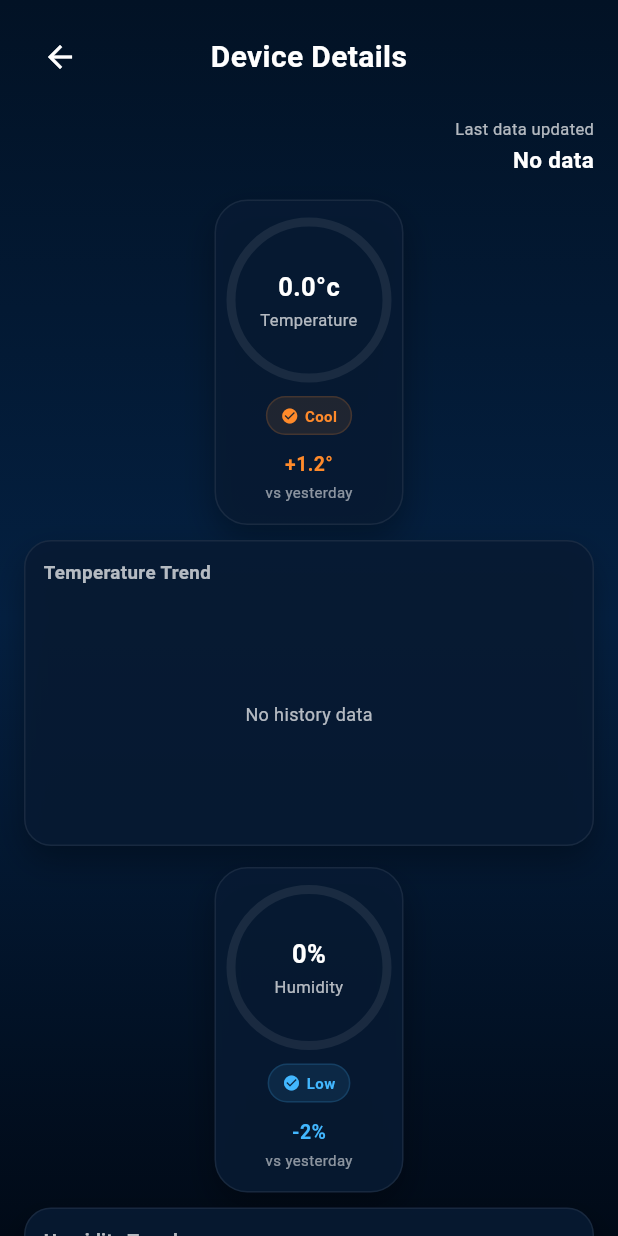
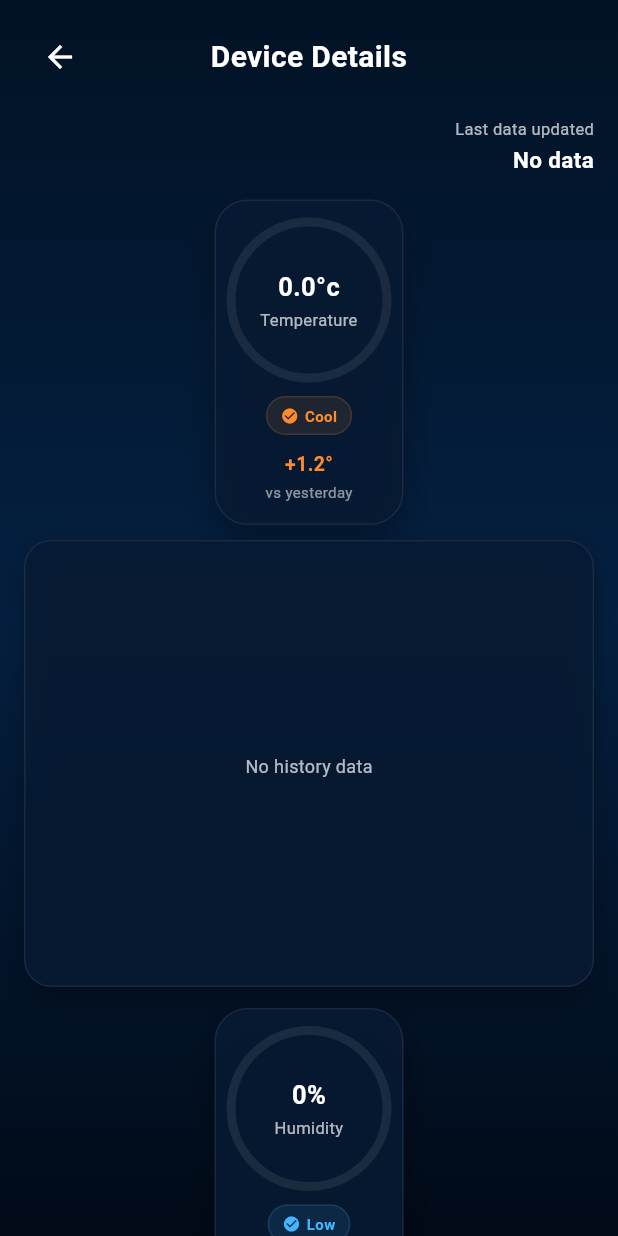
Before and after one commit to akhil7challa/SmartAgriculture_Monitoring, a Flutter app: the DeviceDetailsScreen screen opened directly with empty values, on a phone screen of 412 x 824 dp. Run offline on Flutter 3.47's test engine with Material 3 defaults, Android fonts, the phone set to English and light mode, and no system bars; our stand-ins replace firebase_core, firebase_database, fl_chart; accounts and stored records are empty.

Commit message:
- Increased height of graphs - Added axis values in graph and also added tooltip of value nad date & time

```diff
--- a/lib/features/devices/device_details_screen.dart
+++ b/lib/features/devices/device_details_screen.dart
@@ -329,6 +329,7 @@ class _DeviceDetailsScreenState extends State<DeviceDetailsScreen> {
     required String title,
     required Color color,
     required List<double> values,
+    required List<DateTime> timestamps,
   }) {
     final spots = values.asMap().entries.map((entry) {
       return FlSpot(entry.key.toDouble(), entry.value);
@@ -341,22 +342,14 @@ class _DeviceDetailsScreenState extends State<DeviceDetailsScreen> {
     final adjustedMinY = maxY == minY ? minY - 1 : minY;
 
     return _glassPanel(
-      padding: const EdgeInsets.all(12),
+      padding: const EdgeInsets.all(16),
       radius: BorderRadius.circular(18),
       child: Column(
         crossAxisAlignment: CrossAxisAlignment.start,
         children: [
-          Text(
-            title,
-            style: const TextStyle(
-              color: Colors.white70,
-              fontSize: 12.5,
-              fontWeight: FontWeight.w600,
-            ),
-          ),
-          const SizedBox(height: 10),
+          const SizedBox(height: 4),
           SizedBox(
-            height: 150,
+            height: 260,
             child: values.isEmpty
                 ? const Center(
                     child: Text(
@@ -370,6 +363,39 @@ class _DeviceDetailsScreenState extends State<DeviceDetailsScreen> {
                       maxX: (values.length - 1).toDouble(),
                       minY: adjustedMinY,
                       maxY: adjustedMaxY,
+
+                      // ADD THIS BLOCK
+                      lineTouchData: LineTouchData(
+                        touchTooltipData: LineTouchTooltipData(
+                          getTooltipItems: (touchedSpots) {
+                            return touchedSpots.map((spot) {
+                              final index = spot.x.toInt();
+
+                              if (index >= timestamps.length) {
+                                return null;
+                              }
+
+                              final time = timestamps[index];
+
+                              final date =
+                                  "${time.year}-${time.month.toString().padLeft(2, '0')}-${time.day.toString().padLeft(2, '0')}";
+
+                              final clock =
+                                  "${time.hour.toString().padLeft(2, '0')}:${time.minute.toString().padLeft(2, '0')}";
+
+                              return LineTooltipItem(
+                                "${spot.y.toStringAsFixed(1)}\n$date $clock",
+                                const TextStyle(
+                                  color: Colors.white,
+                                  fontSize: 12,
+                                  fontWeight: FontWeight.w600,
+                                ),
+                              );
+                            }).toList();
+                          },
+                        ),
+                      ),
+
                       gridData: FlGridData(
                         show: true,
                         drawVerticalLine: false,
@@ -378,25 +404,67 @@ class _DeviceDetailsScreenState extends State<DeviceDetailsScreen> {
                           strokeWidth: 1,
                         ),
                       ),
-                      titlesData: const FlTitlesData(
-                        leftTitles: AxisTitles(
+
+                      titlesData: FlTitlesData(
+                        topTitles: const AxisTitles(
                           sideTitles: SideTitles(showTitles: false),
                         ),
-                        bottomTitles: AxisTitles(
+                        rightTitles: const AxisTitles(
                           sideTitles: SideTitles(showTitles: false),
                         ),
-                        topTitles: AxisTitles(
-                          sideTitles: SideTitles(showTitles: false),
+                        leftTitles: AxisTitles(
+                          sideTitles: SideTitles(
+                            showTitles: true,
+                            reservedSize: 40,
+                            interval: (adjustedMaxY - adjustedMinY) / 5,
+                            getTitlesWidget: (value, meta) {
+                              return Text(
+                                value.toStringAsFixed(0),
+                                style: const TextStyle(
+                                  color: Colors.white70,
+                                  fontSize: 10,
+                                ),
+                              );
+                            },
+                          ),
                         ),
-                        rightTitles: AxisTitles(
-                          sideTitles: SideTitles(showTitles: false),
+                        bottomTitles: AxisTitles(
+                          sideTitles: SideTitles(
+                            showTitles: true,
+                            reservedSize: 35,
+                            interval: (values.length / 4)
+                                .clamp(1, values.length)
+                                .toDouble(),
+                            getTitlesWidget: (value, meta) {
+                              int index = value.toInt();
+
+                              if (index >= timestamps.length) {
+                                return const SizedBox();
+                              }
+
+                              final time = timestamps[index];
+
+                              return Padding(
+                                padding: const EdgeInsets.only(top: 6),
+                                child: Text(
+                                  "${time.hour}:${time.minute.toString().padLeft(2, '0')}",
+                                  style: const TextStyle(
+                                    color: Colors.white70,
+                                    fontSize: 10,
+                                  ),
+                                ),
+                              );
+                            },
+                          ),
                         ),
                       ),
+
                       borderData: FlBorderData(
                         show: true,
                         border:
                             Border.all(color: Colors.white.withOpacity(0.08)),
                       ),
+
                       lineBarsData: [
                         LineChartBarData(
                           spots: spots,
@@ -444,6 +512,9 @@ class _DeviceDetailsScreenState extends State<DeviceDetailsScreen> {
         history.map((e) => e.temperature.toDouble()).toList();
     final humidityValues = history.map((e) => e.humidity.toDouble()).toList();
     final soilValues = history.map((e) => e.soilMoisture.toDouble()).toList();
+    final timestamps = history
+        .map((e) => DateTime.fromMillisecondsSinceEpoch(e.lastSeen * 1000))
+        .toList();
 
     final temperatureSection = _buildMetricWithChart(
       metricCard: _buildArcMetricCard(
@@ -459,6 +530,7 @@ class _DeviceDetailsScreenState extends State<DeviceDetailsScreen> {
         title: "Temperature Trend",
         color: const Color(0xFFFF8A2A),
         values: temperatureValues,
+        timestamps: timestamps,
       ),
     );
 
@@ -476,6 +548,7 @@ class _DeviceDetailsScreenState extends State<DeviceDetailsScreen> {
         title: "Humidity Trend",
         color: const Color(0xFF42B7FF),
         values: humidityValues,
+        timestamps: timestamps,
       ),
     );
 
@@ -495,6 +568,7 @@ class _DeviceDetailsScreenState extends State<DeviceDetailsScreen> {
             ? const Color(0xFFFFB347)
             : const Color(0xFF7CFC6A),
         values: soilValues,
+        timestamps: timestamps,
       ),
     );
 
```
